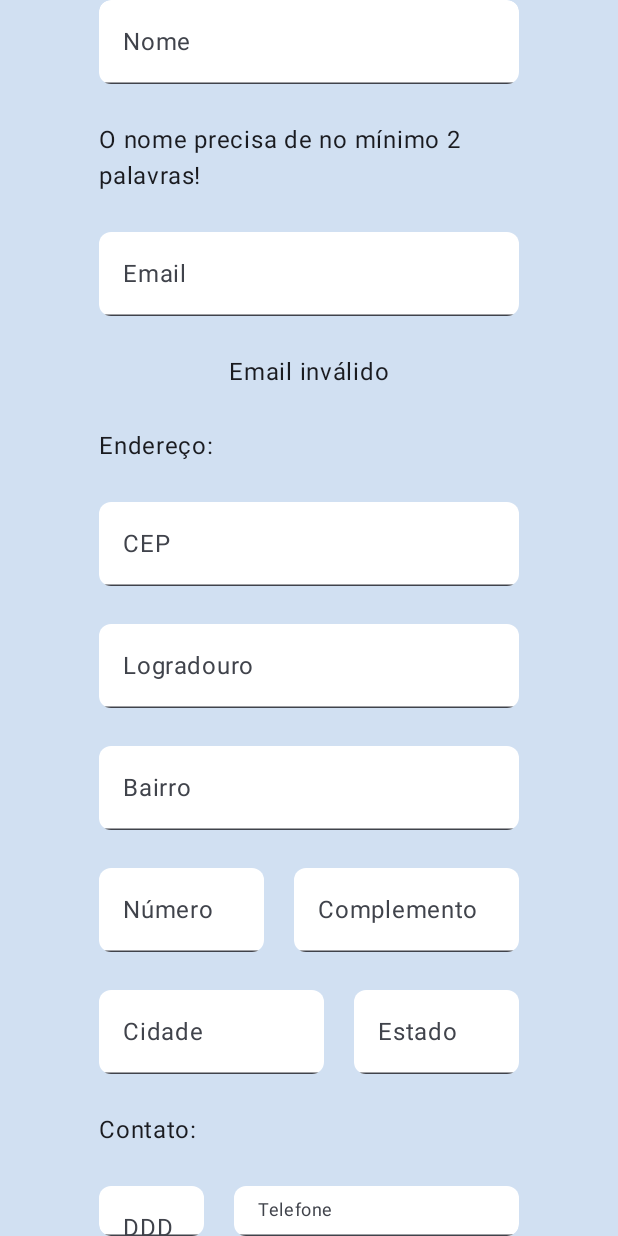
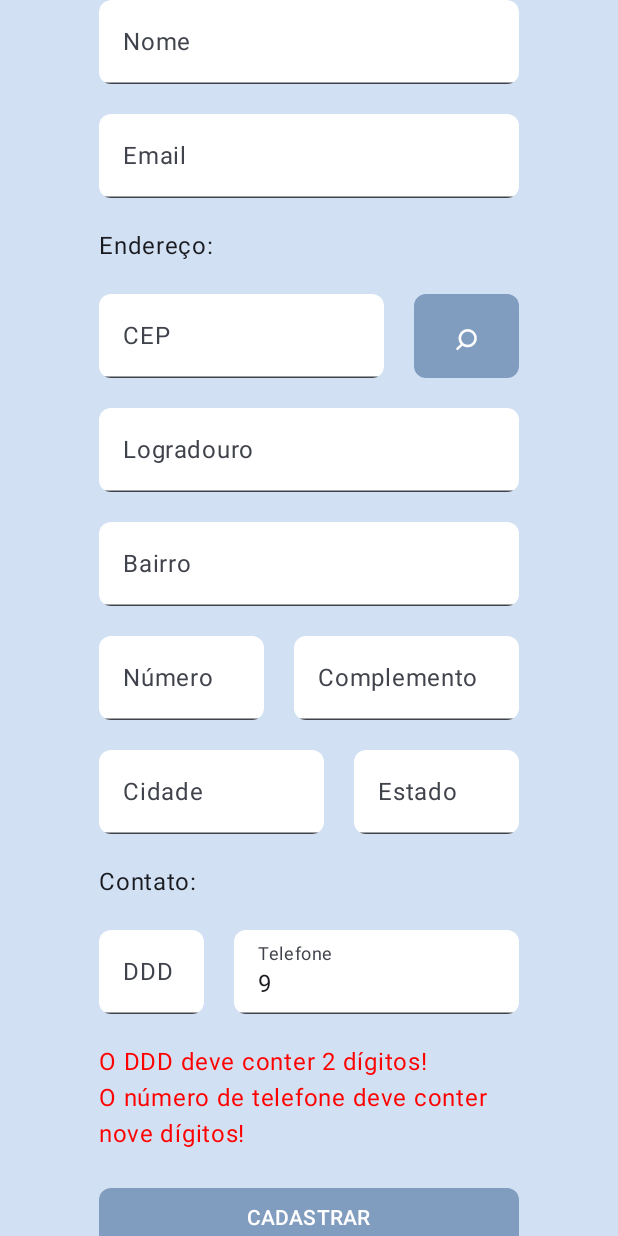
Before and after one commit to ProjetoKotlin/MobileCadastro, an Android app built with Jetpack Compose: the screen it shows after launch (MainActivity), on a phone screen of 412 x 824 dp. Run offline under Robolectric (Android 15) with nearby library versions, the phone set to English and light mode, and no system bars.

Commit message:
Aprimoramento das validações

```diff
--- a/app/src/main/java/com/cursoimpacta/mobilecadastro/MainActivity.kt
+++ b/app/src/main/java/com/cursoimpacta/mobilecadastro/MainActivity.kt
@@ -4,6 +4,7 @@ import android.annotation.SuppressLint
 import android.os.Bundle
 import androidx.activity.ComponentActivity
 import androidx.activity.compose.setContent
+import androidx.compose.foundation.ScrollState
 import androidx.compose.foundation.background
 import androidx.compose.foundation.layout.Arrangement
 import androidx.compose.foundation.layout.Column
@@ -11,9 +12,11 @@ import androidx.compose.foundation.layout.Row
 import androidx.compose.foundation.layout.Spacer
 import androidx.compose.foundation.layout.fillMaxSize
 import androidx.compose.foundation.layout.height
+import androidx.compose.foundation.layout.padding
 import androidx.compose.foundation.layout.width
 import androidx.compose.foundation.shape.RoundedCornerShape
 import androidx.compose.foundation.text.KeyboardOptions
+import androidx.compose.foundation.verticalScroll
 import androidx.compose.material3.Button
 import androidx.compose.material3.ButtonDefaults
 import androidx.compose.material3.MaterialTheme
@@ -31,9 +34,11 @@ import androidx.compose.ui.Alignment
 import androidx.compose.ui.Modifier
 import androidx.compose.ui.draw.clip
 import androidx.compose.ui.graphics.Color
+import androidx.compose.ui.text.TextStyle
 import androidx.compose.ui.text.input.KeyboardType
 import androidx.compose.ui.tooling.preview.Preview
 import androidx.compose.ui.unit.dp
+import androidx.compose.ui.unit.sp
 import androidx.core.text.isDigitsOnly
 import com.cursoimpacta.mobilecadastro.ui.theme.MobileCadastroTheme
 import kotlinx.coroutines.launch
@@ -57,44 +62,13 @@ class MainActivity : ComponentActivity() {
     }
 }
 
-fun validaNome(nome: String): String {
-    val lista = nome.split(" ")
-    if (lista.size >= 2) {
-        for (palavra in lista) {
-            if (palavra.length < 3) {
-                return "Cada nome deve conter no mínimo 3 letras cada!"
-            }
-        }
-        return "Certo"
-    } else {
-        return "O nome precisa de no mínimo 2 palavras!"
-    }
-}
-
-fun validaEmail(email: String): String{
-    val regex = Regex("[A-Z|a-z|0-9|\\.|_|-]+@[\\w-]+\\.[a-z]{2,}")
-    if (regex.matches(email))
-        return "Email válido"
-    else{
-        return "Email inválido"
-    }
-}
-
-fun validaTelefone(telefone: String): String{
-    if (telefone.length == 11){
-        return "Telefone válido"
-    }
-    else {
-        return "O telefone deve conter 11 dígitos"
-    }
-}
-
 @Composable
 fun App() {
     Column(
         modifier = Modifier
             .fillMaxSize()
-            .background(color = Color(0xFFD1E0F2)),
+            .background(color = Color(0xFFD1E0F2))
+            .verticalScroll(ScrollState(0)),
         horizontalAlignment = Alignment.CenterHorizontally
     ) {
         CampoUsuario(false)
@@ -108,13 +82,18 @@ fun App() {
 fun CampoUsuario(registrado: Boolean) {
     val api = remember { ViaCepService.create() }
     val coroutineScope = rememberCoroutineScope()
-    val dados by remember {
+    var dados by remember {
         mutableStateOf(DadosPessoais("", "", "", "9", "", ""))
     }
 
     var infoCep by remember {
-        mutableStateOf<Endereco?>(null)
+        mutableStateOf(Endereco("", "", "", "", "", false))
     }
+
+    var msgStatus by remember {
+        mutableStateOf("")
+    }
+
     val colorWhite = TextFieldDefaults.colors(
         focusedContainerColor = Color.White,
         unfocusedContainerColor = Color.White,
@@ -123,66 +102,97 @@ fun CampoUsuario(registrado: Boolean) {
 
     Column(
         horizontalAlignment = Alignment.CenterHorizontally,
-        verticalArrangement = Arrangement.spacedBy(25.dp),
+        verticalArrangement = Arrangement.spacedBy(20.dp),
         modifier = Modifier
             .width(280.dp)
             .clip(RoundedCornerShape(8.dp))
     ) {
 
         TextField(
-            dados.nome, { dados.nome = it }, Modifier.clip(RoundedCornerShape(8.dp)),
+            value = dados.nome,
+            { dados = dados.copy(nome = it) },
+            Modifier.clip(RoundedCornerShape(8.dp)),
             label = { Text(text = "Nome") },
 
             colors = colorWhite
         )
-
-        Text(text = validaNome(dados.nome))
+        if (dados.nome.isNotEmpty()) {
+            Text(
+                text = validaNome(dados.nome), color = Color.Red, modifier = Modifier
+                    .align(Alignment.Start)
+            )
+        }
 
         TextField(
             value = dados.email,
-            onValueChange = { dados.email = it },
+            onValueChange = { dados = dados.copy(email = it) },
             label = { Text(text = "Email") },
 
             modifier = Modifier.clip(RoundedCornerShape(8.dp)),
             colors = colorWhite
         )
-        Text(text = validaEmail(dados.email))
+        if (dados.email.isNotEmpty()) {
+            Text(
+                text = validaEmail(dados.email), color = Color.Red, modifier = Modifier
+                    .align(Alignment.Start)
+            )
+        }
 
         Text(
             text = "Endereço:",
             modifier = Modifier
                 .align(Alignment.Start)
         )
+        Row(horizontalArrangement = Arrangement.spacedBy(20.dp)) {
             TextField(value = dados.cep, onValueChange = {
                 if (it.isDigitsOnly()) {
-                dados.cep = it
+                    dados = dados.copy(cep = it)
                 }
             }, label = { Text(text = "CEP") },
                 modifier = Modifier
+                    .width(190.dp)
                     .clip(RoundedCornerShape(8.dp)),
                 colors = colorWhite,
                 keyboardOptions = KeyboardOptions(keyboardType = KeyboardType.Number)
             )
-        var msgStatus = ""
+
+            Button(
+                onClick = {
                     if (dados.cep.length == 8) {
                         coroutineScope.launch {
-                msgStatus = "Loading"
+                            msgStatus = "Aguarde..."
                             lateinit var response: Response<Endereco>
                             response = api.procuraCep(dados.cep)
                             if (response.isSuccessful && !response.body()!!.erro) {
-                    infoCep = response.body()
+                                infoCep = response.body()!!
+                                msgStatus = ""
                             } else {
+                                infoCep = Endereco("", "", "", "", "", false)
                                 msgStatus = "CEP inválido!"
                             }
                         }
-            if (infoCep == null) {
+                    }
+
+                }, modifier = Modifier
+                    .height(56.dp)
+                    .width(70.dp),
+                shape = RoundedCornerShape(8.dp),
+                colors = ButtonDefaults.buttonColors(containerColor = Color(0xFF809CBE))
+            ) {
+                Text(text = "⌕", style = TextStyle(fontSize = 26.sp))
+            }
+        }
+        if (msgStatus != "") {
             Text(text = msgStatus)
         }
-        }
+
+
 
         TextField(
-            value = infoCep?.logradouro ?: "",
-            onValueChange = { infoCep?.logradouro = it },
+            value = infoCep.logradouro,
+            onValueChange = {
+                infoCep = infoCep.copy(logradouro = it)
+            },
             label = {
                 Text(
                     text = "Logradouro"
@@ -193,8 +203,8 @@ fun CampoUsuario(registrado: Boolean) {
         )
 
         TextField(
-            value = infoCep?.bairro ?: "",
-            onValueChange = { infoCep?.bairro = it },
+            value = infoCep.bairro,
+            onValueChange = { infoCep = infoCep.copy(bairro = it) },
             label = {
                 Text(
                     text = "Bairro"
@@ -208,7 +218,7 @@ fun CampoUsuario(registrado: Boolean) {
                 value = dados.numero,
                 onValueChange = {
                     if (it.isDigitsOnly()) {
-                        dados.numero = it
+                        dados = dados.copy(numero = it)
                     }
                 },
                 label = {
@@ -224,7 +234,7 @@ fun CampoUsuario(registrado: Boolean) {
             )
             TextField(
                 value = dados.complemento,
-                onValueChange = {dados.complemento = it},
+                onValueChange = { dados = dados.copy(complemento = it) },
                 label = {
                     Text(
                         text = "Complemento"
@@ -239,8 +249,8 @@ fun CampoUsuario(registrado: Boolean) {
         }
         Row(horizontalArrangement = Arrangement.spacedBy(20.dp)) {
             TextField(
-                value = infoCep?.localidade ?: "",
-                onValueChange = { infoCep?.localidade = it },
+                value = infoCep.localidade,
+                onValueChange = { infoCep = infoCep.copy(localidade = it) },
                 label = {
                     Text(
                         text = "Cidade"
@@ -252,8 +262,8 @@ fun CampoUsuario(registrado: Boolean) {
                 colors = colorWhite
             )
             TextField(
-                value = infoCep?.uf ?: "",
-                onValueChange = { infoCep?.uf = it },
+                value = infoCep.uf,
+                onValueChange = { infoCep = infoCep.copy(uf = it) },
                 label = {
                     Text(
                         text = "Estado"
@@ -268,10 +278,10 @@ fun CampoUsuario(registrado: Boolean) {
         Text(text = "Contato:", modifier = Modifier.align(Alignment.Start))
         Row(horizontalArrangement = Arrangement.spacedBy(20.dp)) {
             TextField(
-                value = infoCep?.ddd ?: "",
+                value = infoCep.ddd,
                 onValueChange = {
                     if (it.isDigitsOnly()) {
-                        infoCep?.ddd = it
+                        infoCep = infoCep.copy(ddd = it)
                     }
                 },
                 label = { Text(text = "DDD") },
@@ -285,7 +295,7 @@ fun CampoUsuario(registrado: Boolean) {
                 value = dados.telefone,
                 onValueChange = {
                     if (it.isDigitsOnly()) {
-                        dados.telefone = it
+                        dados = dados.copy(telefone = it)
                     }
                 },
                 label = { Text(text = "Telefone") },
@@ -295,11 +305,14 @@ fun CampoUsuario(registrado: Boolean) {
                 colors = colorWhite,
                 keyboardOptions = KeyboardOptions(keyboardType = KeyboardType.Number)
             )
-
-            Text(text = validaTelefone(dados.telefone))
         }
+        if (dados.telefone.isNotEmpty()) {
+            Text(
+                text = validaTelefone(infoCep.ddd, dados.telefone),
+                modifier = Modifier.align(Alignment.Start),
+                color = Color.Red,
+                )
         }
-    Spacer(modifier = Modifier.height(40.dp))
         Button(
             onClick = { /*TODO*/ },
             modifier = Modifier
@@ -309,6 +322,8 @@ fun CampoUsuario(registrado: Boolean) {
         ) {
             Text(text = "CADASTRAR")
         }
+    }
+
 
 }
 
--- /dev/null
+++ b/app/src/main/java/com/cursoimpacta/mobilecadastro/ValidacoesRegistro.kt
@@ -0,0 +1,39 @@
+package com.cursoimpacta.mobilecadastro
+
+
+fun validaNome(nome: String): String {
+    val lista = nome.split(" ")
+    if (lista.size >= 2) {
+        for (palavra in lista) {
+            if (palavra.length < 3) {
+                return "Cada nome deve conter no mínimo 3 letras cada!"
+            }
+        }
+        return ""
+    } else {
+        return "O nome precisa de no mínimo 2 palavras!"
+    }
+}
+
+fun validaEmail(email: String): String {
+    val regex = Regex("[A-Z|a-z|0-9|\\.|_|-]+@[\\w-]+\\.[a-z]{2,}(\\.\\w+)?")
+    if (!regex.matches(email)){
+        return "Email inválido"
+    }
+    return ""
+
+}
+
+fun validaTelefone(ddd: String, telefone: String): String {
+    var mensagem = ""
+    if (ddd.length != 2) {
+        mensagem += "O DDD deve conter 2 dígitos!\n"
+    }
+    if (!telefone.startsWith("9")){
+        mensagem += "O número de telefone deve começar com o número 9!\n"
+    }
+    else if (telefone.length != 9){
+        mensagem += "O número de telefone deve conter nove dígitos!"
+    }
+    return mensagem
+}
```
Lines whose indentation alone changed are shown as unchanged.
